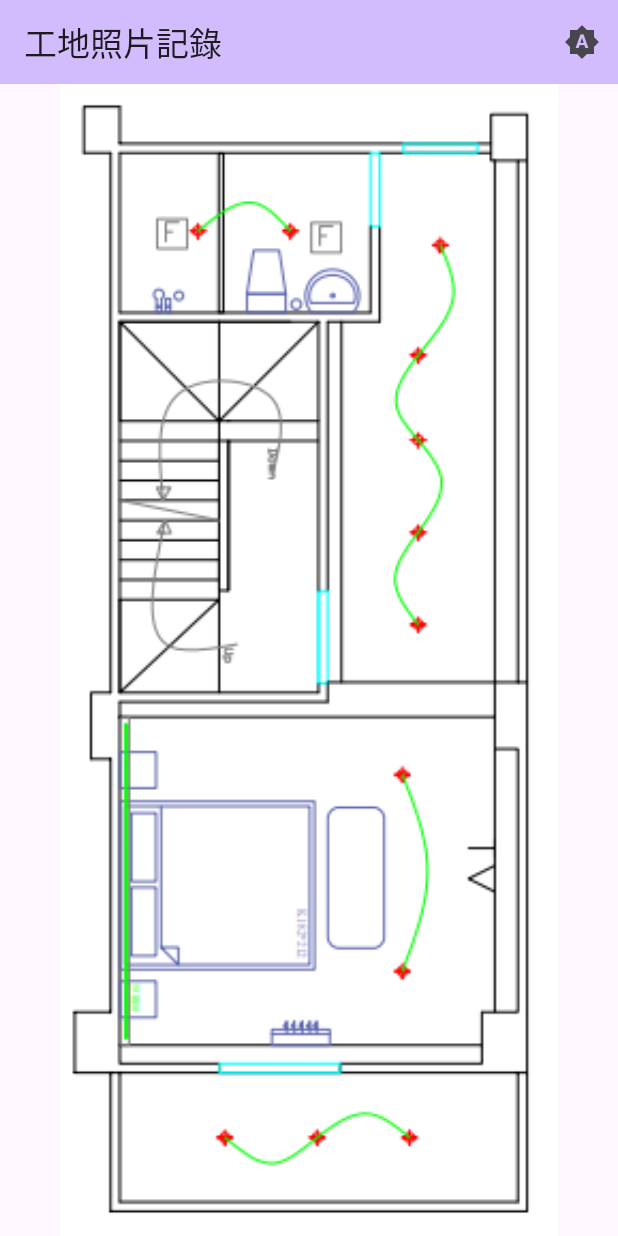
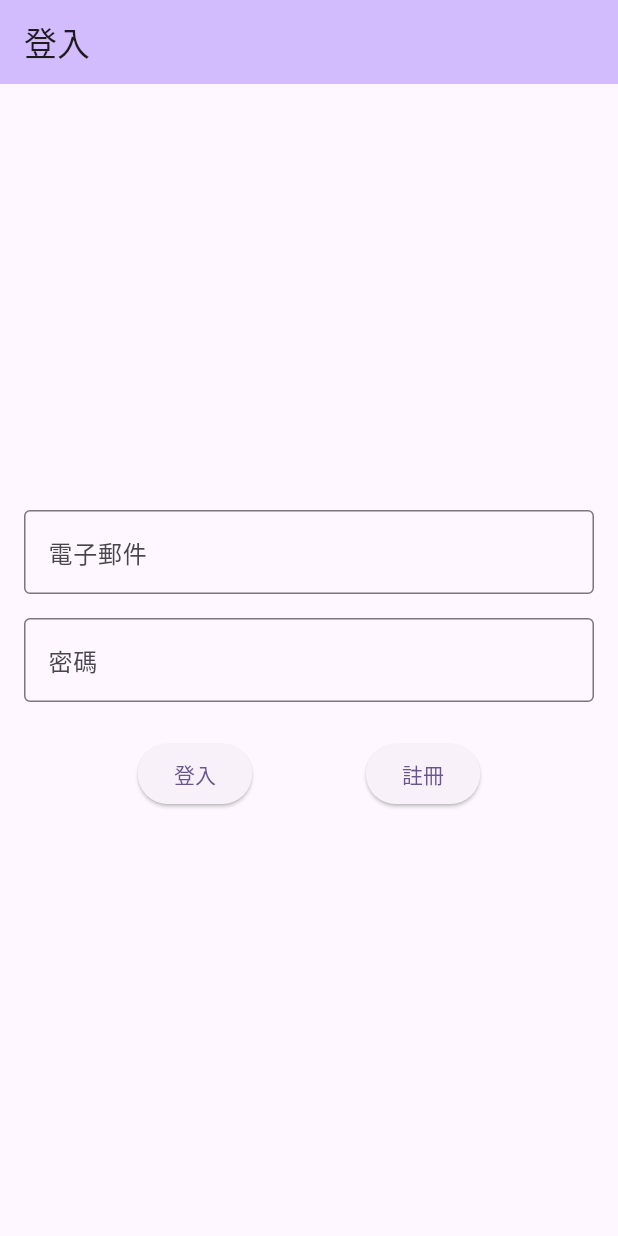
Before and after one commit to coselig/ctc, a Flutter app: the screen it shows after launch, on a phone screen of 412 x 824 dp. Run offline on Flutter 3.47's test engine with Material 3 defaults, Android fonts, the phone set to English and light mode, and no system bars; our stand-ins replace image_picker, supabase_flutter; accounts and stored records are empty.

Commit message:
Integrate Supabase for authentication and replace Basific initialization with Supabase configuration; add login and splash pages for user authentication flow

```diff
--- a/lib/main.dart
+++ b/lib/main.dart
@@ -1,21 +1,16 @@
-import 'package:basific/basific.dart';
 import 'package:flutter/material.dart';
 import 'package:image_picker/image_picker.dart';
+import 'package:supabase_flutter/supabase_flutter.dart';
 import 'dart:io';
+import 'pages/login_page.dart';
+import 'pages/splash_page.dart';
 
 void main() async {
   WidgetsFlutterBinding.ensureInitialized();
 
-  // Initialize Basific with Supabase configuration
-  await Basific.initialize(
-    BasificConfig(
-      supabaseUrl: 'https://qikzlcnsyiihftudbmkp.supabase.co',
-      supabaseAnonKey: 'eyJhbGciOiJIUzI1NiIsInR5cCI6IkpXVCJ9.eyJpc3MiOiJzdXBhYmFzZSIsInJlZiI6InFpa3psY25zeWlpaGZ0dWRibWtwIiwicm9sZSI6ImFub24iLCJpYXQiOjE3NTM3MzI3NDcsImV4cCI6MjA2OTMwODc0N30.Sjy7wm7gqgXfOy48aW52w9lYD8UdeBoKe3AGY1NaUPk',
-      theme: BasificTheme(
-        primaryColor: Colors.deepPurple,
-        borderRadius: 8.0,
-      ),
-    ),
+  await Supabase.initialize(
+    url: 'https://qikzlcnsyiihftudbmkp.supabase.co',
+    anonKey: 'eyJhbGciOiJIUzI1NiIsInR5cCI6IkpXVCJ9.eyJpc3MiOiJzdXBhYmFzZSIsInJlZiI6InFpa3psY25zeWlpaGZ0dWRibWtwIiwicm9sZSI6ImFub24iLCJpYXQiOjE3NTM3MzI3NDcsImV4cCI6MjA2OTMwODc0N30.Sjy7wm7gqgXfOy48aW52w9lYD8UdeBoKe3AGY1NaUPk',
   );
 
   runApp(const MyApp());
@@ -30,6 +25,56 @@ class MyApp extends StatefulWidget {
 
 class _MyAppState extends State<MyApp> {
   ThemeMode _themeMode = ThemeMode.system;
+  final supabase = Supabase.instance.client;
+  bool _isAuthenticated = false;
+  bool _isLoading = true;
+
+  @override
+  void initState() {
+    super.initState();
+    _checkInitialAuthState();
+    _setupAuthListener();
+  }
+
+  Future<void> _checkInitialAuthState() async {
+    final session = supabase.auth.currentSession;
+    if (mounted) {
+      setState(() {
+        _isAuthenticated = session != null;
+        _isLoading = false;
+      });
+    }
+  }
+
+  void _setupAuthListener() {
+    supabase.auth.onAuthStateChange.listen((data) {
+      if (!mounted) return;
+
+      setState(() {
+        _isAuthenticated = data.session != null;
+      });
+    });
+  }
+
+  Widget _buildHomeWidget() {
+    if (_isLoading) {
+      return const Scaffold(
+        body: Center(
+          child: CircularProgressIndicator(),
+        ),
+      );
+    }
+
+    if (_isAuthenticated) {
+      return PhotoRecordPage(
+        title: '工地照片記錄',
+        onThemeToggle: toggleTheme,
+        currentThemeMode: _themeMode,
+      );
+    } else {
+      return const LoginPage();
+    }
+  }
 
   void toggleTheme() {
     setState(() {
@@ -45,38 +90,27 @@ class _MyAppState extends State<MyApp> {
 
   @override
   Widget build(BuildContext context) {
-    final basificLightTheme = BasificTheme(
-      primaryColor: Colors.deepPurple,
-      borderRadius: 8.0,
-    );
-
-    final basificDarkTheme = BasificTheme(
-      primaryColor: Colors.purple,
-      borderRadius: 8.0,
-    );
+    const lightPrimaryColor = Colors.deepPurple;
+    const darkPrimaryColor = Colors.purple;
 
     return MaterialApp(
       title: '工地照片記錄',
       theme: ThemeData(
         colorScheme: ColorScheme.fromSeed(
-          seedColor: basificLightTheme.primaryColor,
+          seedColor: lightPrimaryColor,
           brightness: Brightness.light,
         ),
         useMaterial3: true,
       ),
       darkTheme: ThemeData(
         colorScheme: ColorScheme.fromSeed(
-          seedColor: basificDarkTheme.primaryColor,
+          seedColor: darkPrimaryColor,
           brightness: Brightness.dark,
         ),
         useMaterial3: true,
       ),
       themeMode: _themeMode,
-      home: PhotoRecordPage(
-        title: '工地照片記錄',
-        onThemeToggle: toggleTheme,
-        currentThemeMode: _themeMode,
-      ),
+      home: _buildHomeWidget(),
     );
   }
 }
@@ -179,6 +213,13 @@ class _PhotoRecordPageState extends State<PhotoRecordPage> {
             icon: Icon(_getThemeIcon()),
             onPressed: widget.onThemeToggle,
             tooltip: '切換主題',
+          ),
+          IconButton(
+            icon: const Icon(Icons.logout),
+            onPressed: () async {
+              await Supabase.instance.client.auth.signOut();
+            },
+            tooltip: '登出',
           ),
         ],
       ),
--- /dev/null
+++ b/lib/pages/login_page.dart
@@ -0,0 +1,143 @@
+import 'package:flutter/material.dart';
+import 'package:supabase_flutter/supabase_flutter.dart';
+
+class LoginPage extends StatefulWidget {
+  const LoginPage({super.key});
+
+  @override
+  State<LoginPage> createState() => _LoginPageState();
+}
+
+class _LoginPageState extends State<LoginPage> {
+  final _emailController = TextEditingController();
+  final _passwordController = TextEditingController();
+  bool _isLoading = false;
+
+  Future<void> _signIn() async {
+    if (_emailController.text.isEmpty || _passwordController.text.isEmpty) {
+      ScaffoldMessenger.of(context).showSnackBar(
+        const SnackBar(content: Text('請填寫電子郵件和密碼')),
+      );
+      return;
+    }
+
+    setState(() {
+      _isLoading = true;
+    });
+
+    try {
+      await Supabase.instance.client.auth.signInWithPassword(
+        email: _emailController.text,
+        password: _passwordController.text,
+      );
+    } catch (error) {
+      if (mounted) {
+        ScaffoldMessenger.of(context).showSnackBar(
+          SnackBar(content: Text('登入失敗: ${error.toString()}')),
+        );
+      }
+    } finally {
+      if (mounted) {
+        setState(() {
+          _isLoading = false;
+        });
+      }
+    }
+  }
+
+  Future<void> _signUp() async {
+    if (_emailController.text.isEmpty || _passwordController.text.isEmpty) {
+      ScaffoldMessenger.of(context).showSnackBar(
+        const SnackBar(content: Text('請填寫電子郵件和密碼')),
+      );
+      return;
+    }
+
+    setState(() {
+      _isLoading = true;
+    });
+
+    try {
+      await Supabase.instance.client.auth.signUp(
+        email: _emailController.text,
+        password: _passwordController.text,
+      );
+      if (mounted) {
+        ScaffoldMessenger.of(context).showSnackBar(
+          const SnackBar(content: Text('註冊成功！請查看您的電子郵件以驗證帳號')),
+        );
+      }
+    } catch (error) {
+      if (mounted) {
+        ScaffoldMessenger.of(context).showSnackBar(
+          SnackBar(content: Text('註冊失敗: ${error.toString()}')),
+        );
+      }
+    } finally {
+      if (mounted) {
+        setState(() {
+          _isLoading = false;
+        });
+      }
+    }
+  }
+
+  @override
+  void dispose() {
+    _emailController.dispose();
+    _passwordController.dispose();
+    super.dispose();
+  }
+
+  @override
+  Widget build(BuildContext context) {
+    return Scaffold(
+      appBar: AppBar(
+        title: const Text('登入'),
+        backgroundColor: Theme.of(context).colorScheme.inversePrimary,
+      ),
+      body: _isLoading
+          ? const Center(child: CircularProgressIndicator())
+          : Padding(
+              padding: const EdgeInsets.all(16.0),
+              child: Column(
+                mainAxisAlignment: MainAxisAlignment.center,
+                children: [
+                  TextField(
+                    controller: _emailController,
+                    decoration: const InputDecoration(
+                      labelText: '電子郵件',
+                      border: OutlineInputBorder(),
+                    ),
+                    keyboardType: TextInputType.emailAddress,
+                    autocorrect: false,
+                  ),
+                  const SizedBox(height: 16),
+                  TextField(
+                    controller: _passwordController,
+                    decoration: const InputDecoration(
+                      labelText: '密碼',
+                      border: OutlineInputBorder(),
+                    ),
+                    obscureText: true,
+                  ),
+                  const SizedBox(height: 24),
+                  Row(
+                    mainAxisAlignment: MainAxisAlignment.spaceEvenly,
+                    children: [
+                      ElevatedButton(
+                        onPressed: _signIn,
+                        child: const Text('登入'),
+                      ),
+                      ElevatedButton(
+                        onPressed: _signUp,
+                        child: const Text('註冊'),
+                      ),
+                    ],
+                  ),
+                ],
+              ),
+            ),
+    );
+  }
+}
--- a/pubspec.yaml
+++ b/pubspec.yaml
@@ -37,6 +37,9 @@ dependencies:
 
   # Custom package for basic functionality
   basific: ^1.0.0
+
+  # Supabase for authentication and database
+  supabase_flutter: ^2.9.1
 
   # Location services
   geolocator: ^10.1.0
```
Also changed, not shown: lib/pages/splash_page.dart (added, +42 -0 lines), lib/pages/photo_record_page.dart (added), pubspec.lock.
